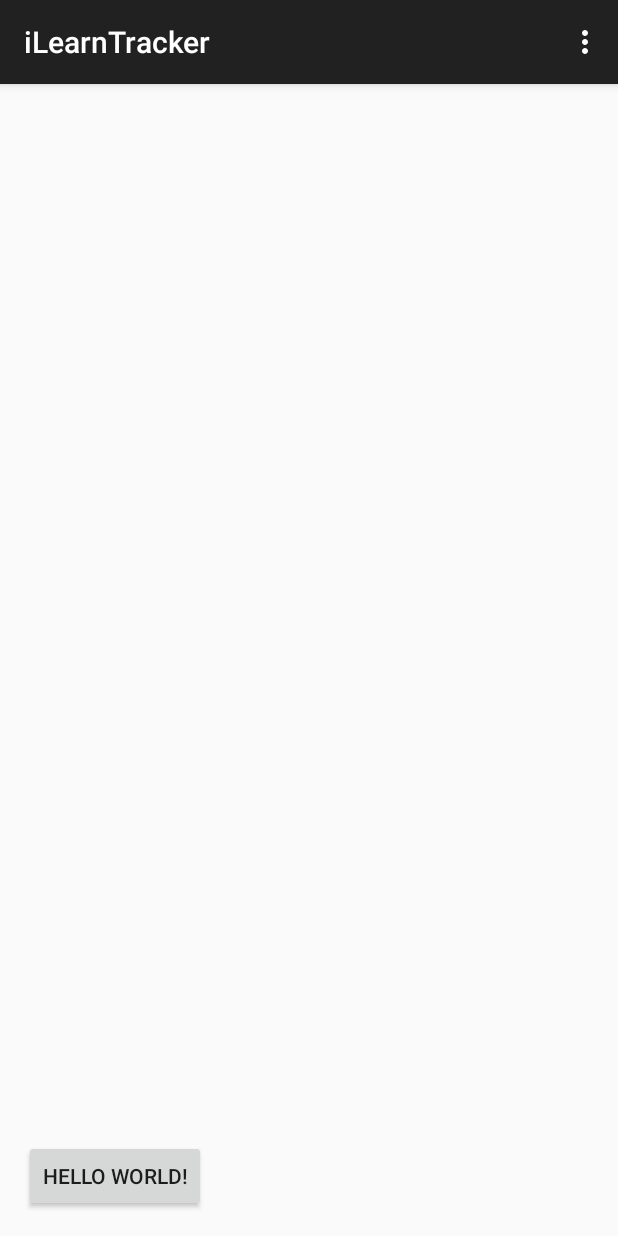
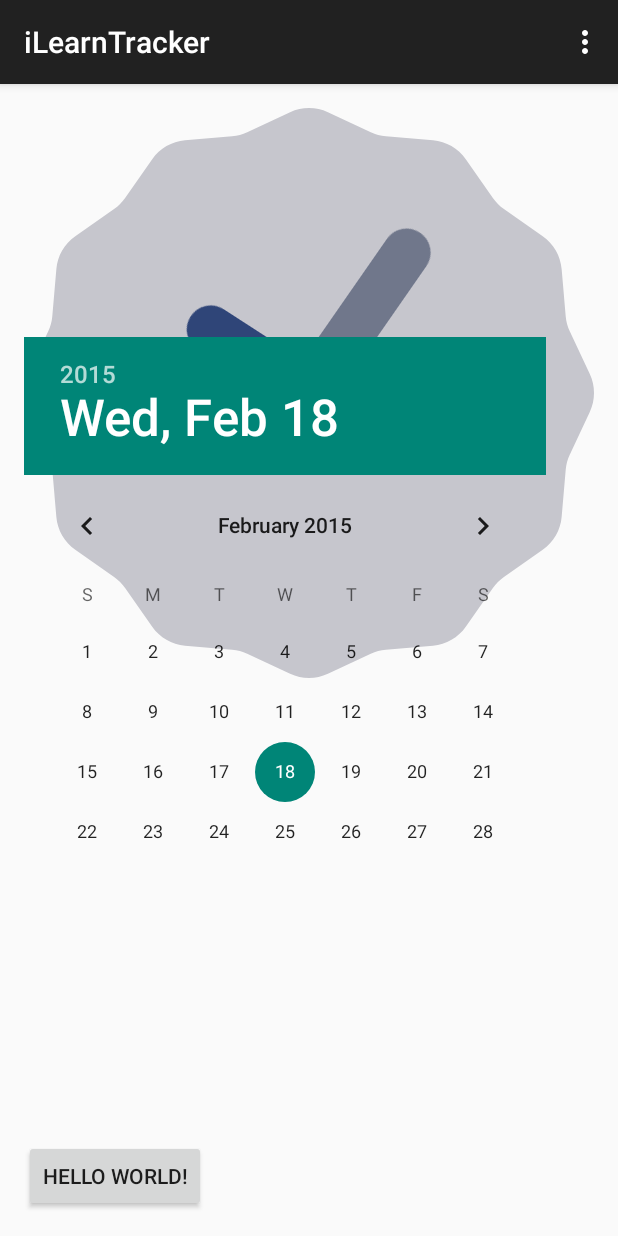
Before and after one commit to meryanh/iLearnTracker, an Android app: the screen it shows after launch (iLearnTracker), on a phone screen of 412 x 824 dp. Run offline under Robolectric (Android 15) with nearby library versions, the phone set to English and light mode, and no system bars.

Commit message:
Added a useless clock

```diff
--- a/app/src/main/res/layout/activity_i_learn_tracker.xml
+++ b/app/src/main/res/layout/activity_i_learn_tracker.xml
@@ -13,4 +13,23 @@
         android:layout_alignParentBottom="true"
         android:layout_alignParentLeft="true"
         android:layout_alignParentStart="true" />
+
+    <AnalogClock
+        android:layout_width="wrap_content"
+        android:layout_height="wrap_content"
+        android:id="@+id/analogClock"
+        android:layout_alignParentTop="true"
+        android:layout_alignParentLeft="true"
+        android:layout_alignParentStart="true"
+        android:layout_alignParentRight="true"
+        android:layout_alignParentEnd="true" />
+
+    <DatePicker
+        android:layout_width="wrap_content"
+        android:layout_height="wrap_content"
+        android:id="@+id/datePicker"
+        android:layout_centerVertical="true"
+        android:layout_alignParentLeft="true"
+        android:layout_alignParentStart="true" />
+
 </RelativeLayout>
```
